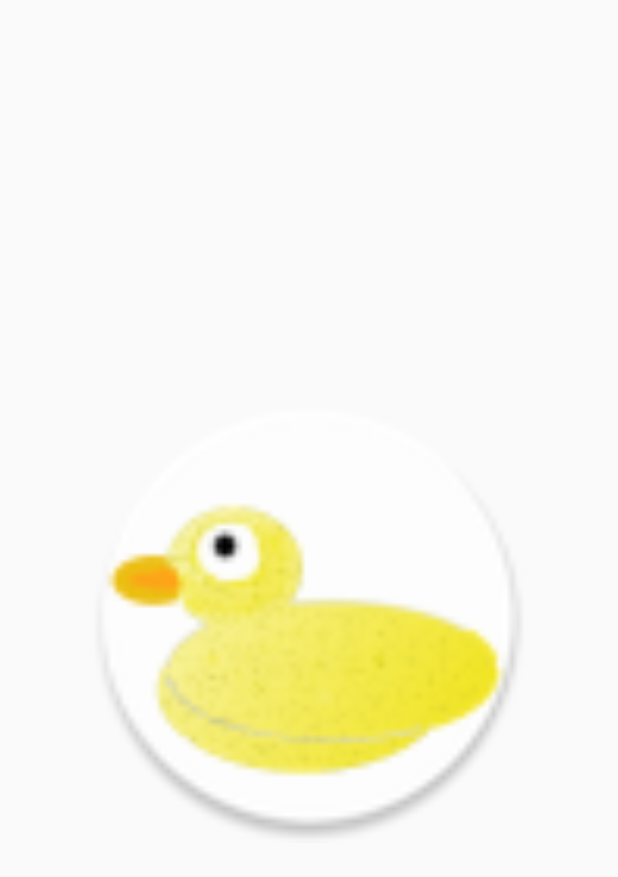
After one commit to Steve0320/DatShaft, an Android app: the layout activity_splash_screen.xml on its own in the app's theme, with its tools: preview values and no code run, on a phone screen of 412 x 824 dp. The commit adds this screen. Shown: the top 877 px of the screen. Run offline under Robolectric (Android 15) with nearby library versions, the phone set to English and light mode, and no system bars.

Commit message:
Changes: Added a splashscreen

```diff
--- /dev/null
+++ b/app/src/main/res/layout/activity_splash_screen.xml
@@ -0,0 +1,24 @@
+<?xml version="1.0" encoding="utf-8"?>
+<RelativeLayout xmlns:android="http://schemas.android.com/apk/res/android"
+    xmlns:app="http://schemas.android.com/apk/res-auto"
+    xmlns:tools="http://schemas.android.com/tools"
+    android:id="@+id/activity_splash_screen"
+    android:layout_width="match_parent"
+    android:layout_height="match_parent"
+    android:paddingBottom="@dimen/activity_vertical_margin"
+    android:paddingLeft="@dimen/activity_horizontal_margin"
+    android:paddingRight="@dimen/activity_horizontal_margin"
+    android:paddingTop="@dimen/activity_vertical_margin"
+    tools:context="com.shaftware.SplashScreen">
+
+
+    <ImageView
+        android:layout_width="wrap_content"
+        android:layout_height="wrap_content"
+        app:srcCompat="@mipmap/duck"
+        android:id="@+id/duck"
+        android:visibility="visible"
+        android:minHeight="500dp"
+        android:minWidth="300dp"
+        android:layout_centerInParent="true"/>
+</RelativeLayout>
--- a/app/src/main/res/values/strings.xml
+++ b/app/src/main/res/values/strings.xml
@@ -2,4 +2,5 @@
     <string name="app_name">ShaftQuack</string>
     <string name="title_activity_main">MainActivity</string>
     <string name="title_activity_sign_in">SignInActivity</string>
+    <string name="title_activity_splash_screen">SplashScreen</string>
 </resources>
```
Also changed, not shown: app/src/main/AndroidManifest.xml (+21 -10 lines), app/src/main/java/com/shaftware/SplashScreen.java (added, +55 -0 lines), app/src/main/res/anim/shaft_anim.xml (added, +13 -0 lines), app/src/main/duck-web.png (added), app/src/main/ducky-web.png (added), app/src/main/res/mipmap-hdpi/duck.png (added), app/src/main/res/mipmap-mdpi/duck.png (added), app/src/main/res/mipmap-xhdpi/duck.png (added), app/src/main/res/mipmap-xxhdpi/duck.png (added), app/src/main/res/mipmap-xxxhdpi/duck.png (added).
